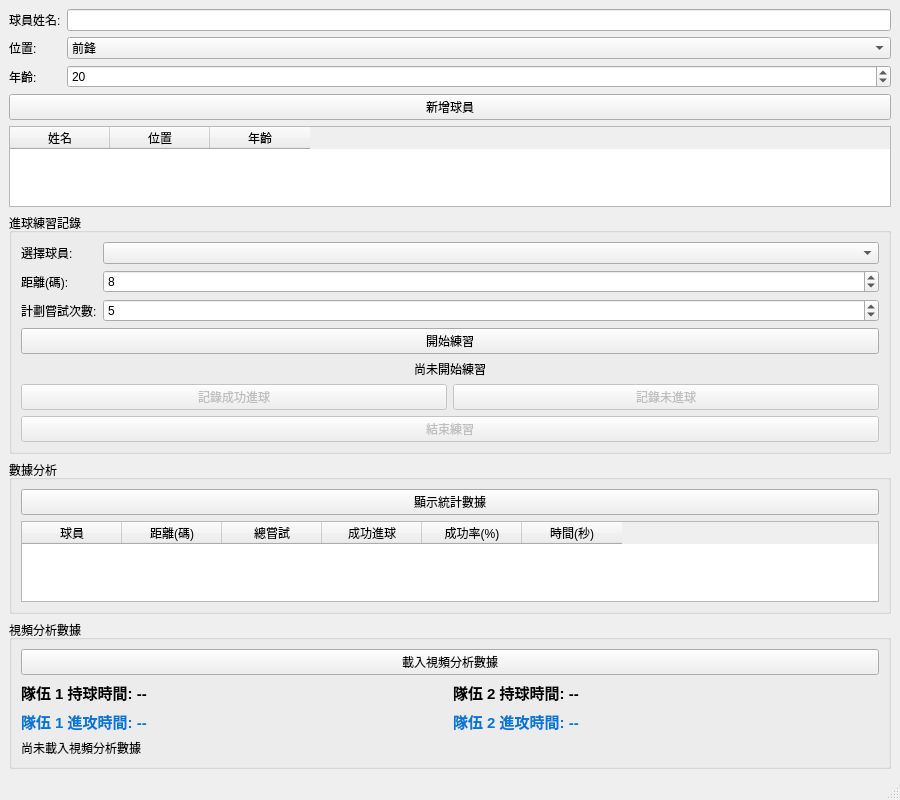
Before: the Qt Designer form foot/mainwindow.ui in vesss1/qtfootball, drawn with Qt 5.
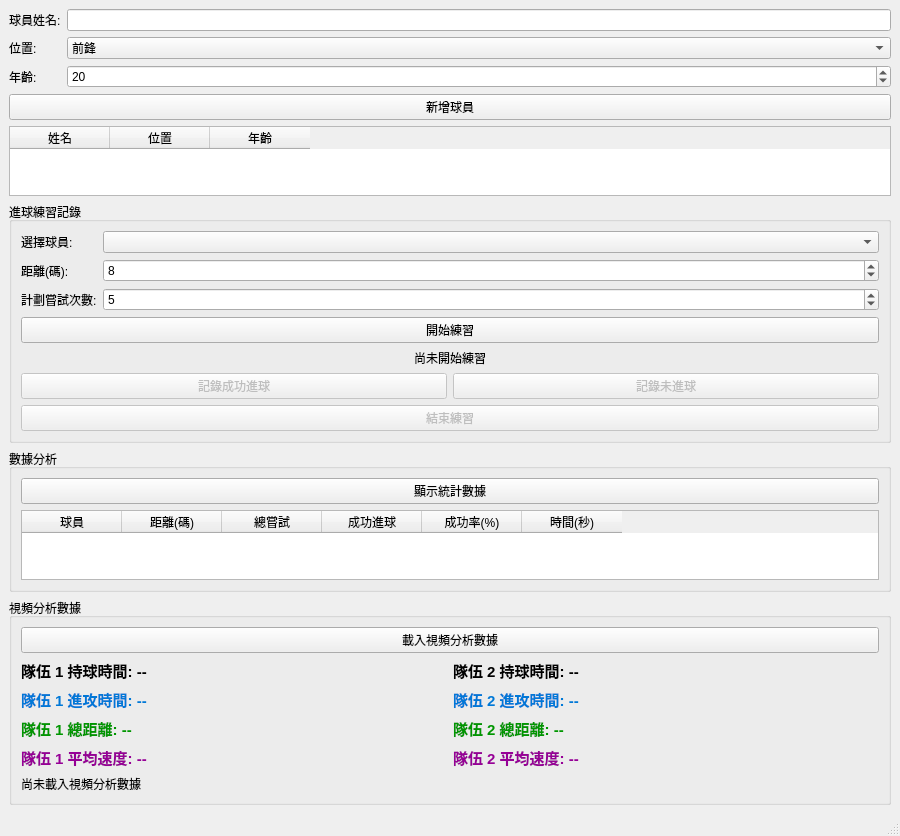
After: the same form once the commit is applied.

Commit message: Add data export and enhanced Qt UI with distance/speed metrics

Patch:
```diff
--- a/foot/mainwindow.ui
+++ b/foot/mainwindow.ui
@@ -353,6 +353,74 @@
            </property>
           </widget>
          </item>
+         <item row="2" column="0">
+          <widget class="QLabel" name="labelTeam1Distance">
+           <property name="text">
+            <string>隊伍 1 總距離: --</string>
+           </property>
+           <property name="font">
+            <font>
+             <pointsize>11</pointsize>
+             <weight>75</weight>
+             <bold>true</bold>
+            </font>
+           </property>
+           <property name="styleSheet">
+            <string notr="true">color: rgb(0, 150, 0);</string>
+           </property>
+          </widget>
+         </item>
+         <item row="2" column="1">
+          <widget class="QLabel" name="labelTeam2Distance">
+           <property name="text">
+            <string>隊伍 2 總距離: --</string>
+           </property>
+           <property name="font">
+            <font>
+             <pointsize>11</pointsize>
+             <weight>75</weight>
+             <bold>true</bold>
+            </font>
+           </property>
+           <property name="styleSheet">
+            <string notr="true">color: rgb(0, 150, 0);</string>
+           </property>
+          </widget>
+         </item>
+         <item row="3" column="0">
+          <widget class="QLabel" name="labelTeam1Speed">
+           <property name="text">
+            <string>隊伍 1 平均速度: --</string>
+           </property>
+           <property name="font">
+            <font>
+             <pointsize>11</pointsize>
+             <weight>75</weight>
+             <bold>true</bold>
+            </font>
+           </property>
+           <property name="styleSheet">
+            <string notr="true">color: rgb(150, 0, 150);</string>
+           </property>
+          </widget>
+         </item>
+         <item row="3" column="1">
+          <widget class="QLabel" name="labelTeam2Speed">
+           <property name="text">
+            <string>隊伍 2 平均速度: --</string>
+           </property>
+           <property name="font">
+            <font>
+             <pointsize>11</pointsize>
+             <weight>75</weight>
+             <bold>true</bold>
+            </font>
+           </property>
+           <property name="styleSheet">
+            <string notr="true">color: rgb(150, 0, 150);</string>
+           </property>
+          </widget>
+         </item>
         </layout>
        </item>
        <item>
```
The commit also changes 7 other files.
